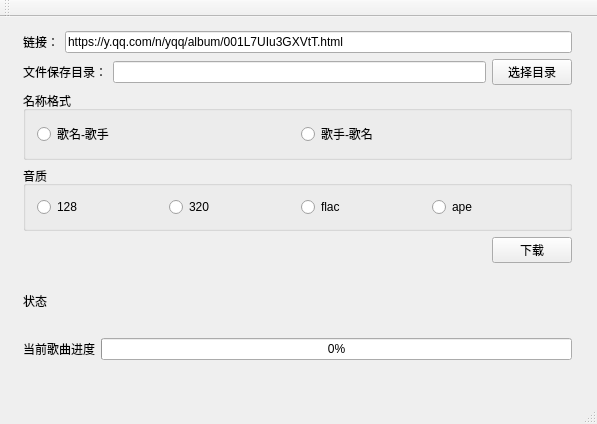
First picture: the form in qqmusic.ui, repository z52c/MusicDownloader, before the edit.
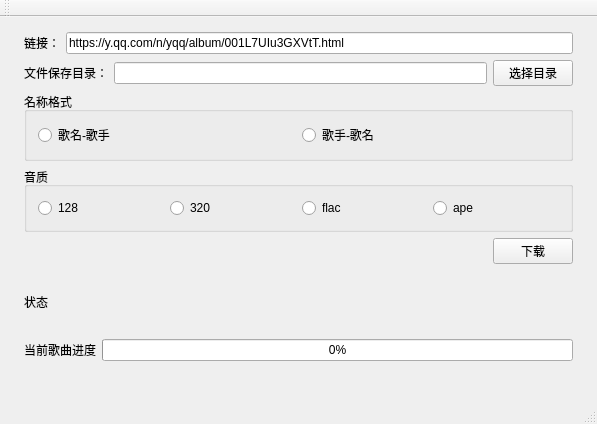
Second picture: the form after the edit.

The edit to the form file:
```diff
--- a/qqmusic.ui
+++ b/qqmusic.ui
@@ -17,11 +17,11 @@
    <string>qqmusic增强版</string>
   </property>
   <widget class="QWidget" name="centralWidget">
-   <widget class="QWidget" name="layoutWidget">
+   <widget class="QWidget" name="">
     <property name="geometry">
      <rect>
-      <x>12</x>
-      <y>3</y>
+      <x>13</x>
+      <y>4</y>
       <width>571</width>
       <height>351</height>
      </rect>
@@ -151,8 +151,8 @@
       </layout>
      </item>
      <item>
-      <layout class="QGridLayout" name="gridLayout">
-       <item row="0" column="0">
+      <layout class="QHBoxLayout" name="horizontalLayout_7">
+       <item>
         <widget class="QLabel" name="labelStatus">
          <property name="text">
           <string>状态</string>
```
Left out of the diff: 7 changed lines with no effect on the pictures.
